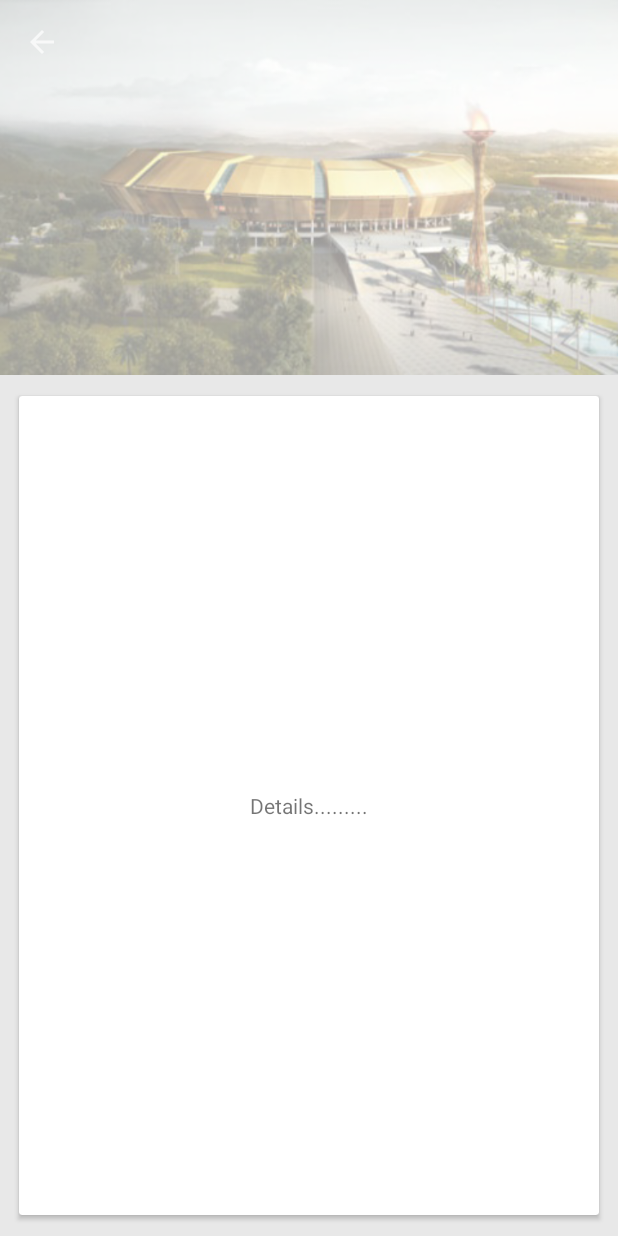
After one commit to GDGLome/Devfest2015, an Android app: the SpeakersDetailActivity screen opened directly, with no data from a screen before it, on a phone screen of 412 x 824 dp. The commit adds this screen. Run offline under Robolectric (Android 15) with nearby library versions, the phone set to English and light mode, and no system bars; 1 statement that could not run was skipped.

```diff
--- /dev/null
+++ b/app/src/main/java/org/gdg_lome/devfest2015/SpeakersDetailActivity.java
@@ -0,0 +1,45 @@
+package org.gdg_lome.devfest2015;
+
+import android.os.Bundle;
+import android.support.v7.app.AppCompatActivity;
+import android.support.v7.widget.Toolbar;
+import android.view.Menu;
+import android.view.MenuItem;
+
+
+public class SpeakersDetailActivity extends AppCompatActivity {
+    private Toolbar mToolbar;
+
+
+    @Override
+    protected void onCreate(Bundle savedInstanceState) {
+        super.onCreate(savedInstanceState);
+        setContentView(R.layout.activity_speaker_detail);
+        mToolbar = (Toolbar) findViewById(R.id.toolbar_actionbar);
+        setSupportActionBar(mToolbar);
+        getSupportActionBar().setDisplayHomeAsUpEnabled(true);
+
+    }
+
+    @Override
+    public boolean onCreateOptionsMenu(Menu menu) {
+        // Inflate the menu; this adds items to the action bar if it is present.
+        getMenuInflater().inflate(R.menu.menu_main, menu);
+        return true;
+    }
+
+    @Override
+    public boolean onOptionsItemSelected(MenuItem item) {
+        // Handle action bar item clicks here. The action bar will
+        // automatically handle clicks on the Home/Up button, so long
+        // as you specify a parent activity in AndroidManifest.xml.
+        int id = item.getItemId();
+
+        //noinspection SimplifiableIfStatement
+        if (id == R.id.action_settings) {
+            return true;
+        }
+
+        return super.onOptionsItemSelected(item);
+    }
+}
--- a/app/src/main/java/org/gdg_lome/devfest2015/model/Barcode.java
+++ b/app/src/main/java/org/gdg_lome/devfest2015/model/Barcode.java
@@ -15,7 +15,6 @@ public class Barcode {
 
     @JsonCreator
     public Barcode(){
-
     }
     @JsonCreator
     public Barcode(@JsonProperty("status") String status,@JsonProperty("barcode") String barcode,@JsonProperty("checkin_type") int checkin_type,@JsonProperty("created") String created,@JsonProperty("changed") String changed) {
--- a/app/src/main/java/org/gdg_lome/devfest2015/model/Track.java
+++ b/app/src/main/java/org/gdg_lome/devfest2015/model/Track.java
@@ -15,9 +15,11 @@ public class Track {
     @JsonProperty("end") private String end;
     @JsonProperty("speaker") private Speaker speaker;
 
+    @JsonCreator
+    public Track() {
+    }
 
     @JsonCreator
-
     public Track(@JsonProperty("title") String title,@JsonProperty("room") String room,@JsonProperty("description") String description,@JsonProperty("start") String start,@JsonProperty("end") String end,@JsonProperty("speaker") Speaker speaker) {
         this.title = title;
         this.room = room;
--- a/app/src/main/res/drawable/row_selector.xml
+++ b/app/src/main/res/drawable/row_selector.xml
@@ -2,4 +2,5 @@
 <selector xmlns:android="http://schemas.android.com/apk/res/android">
     <item android:state_selected="true" android:drawable="@drawable/selected_gray"/>
     <item android:state_pressed="true" android:drawable="@drawable/pressed_gray"/>
+    <item android:drawable="@android:color/white"/>
 </selector>
--- /dev/null
+++ b/app/src/main/res/layout/activity_speaker_detail.xml
@@ -0,0 +1,38 @@
+<RelativeLayout xmlns:android="http://schemas.android.com/apk/res/android"
+    xmlns:app="http://schemas.android.com/apk/res-auto"
+    android:layout_width="match_parent"
+    android:layout_height="match_parent"
+    android:background="@android:color/white">
+    <include android:id="@+id/toolbar_actionbar"
+        layout="@layout/toolbar_transparent"
+        android:layout_width="match_parent"
+        android:layout_height="wrap_content"/>
+
+    <LinearLayout
+        android:layout_width="match_parent"
+        android:layout_height="match_parent"
+        android:orientation="vertical"
+        android:background="#ffe8e8e8">
+        <LinearLayout
+            android:layout_width="match_parent"
+            android:layout_height="250dp"
+            android:background="@drawable/wallpaper" />
+
+        <android.support.v7.widget.CardView xmlns:android="http://schemas.android.com/apk/res/android"
+            xmlns:cardview="http://schemas.android.com/apk/res-auto"
+            android:layout_width="match_parent"
+            android:layout_height="match_parent"
+            cardview:cardElevation="2dp"
+            android:gravity="center_vertical"
+            android:layout_margin="10dp"
+            cardview:cardUseCompatPadding="true">
+            <TextView
+                android:layout_width="match_parent"
+                android:layout_height="match_parent"
+                android:gravity="center"
+                android:text="Details........."/>
+            </android.support.v7.widget.CardView>
+
+    </LinearLayout>
+
+</RelativeLayout>
--- a/app/src/main/res/layout/programme_fragment.xml
+++ b/app/src/main/res/layout/schedule_fragment.xml
@@ -10,7 +10,6 @@
         android:id="@+id/list"
         android:layout_width="match_parent"
         android:layout_height="match_parent"
-        style="@style/listStyle"
-        android:divider="@null"/>
+        style="@style/listStyle"/>
 
 </RelativeLayout>
```
Also changed, not shown: app/src/main/java/org/gdg_lome/devfest2015/ProgrammeFragment.java (deleted, +0 -55 lines), app/src/main/java/org/gdg_lome/devfest2015/ScheduleAdapter.java (renamed from app/src/main/java/org/gdg_lome/devfest2015/ProgrammeAdapter.java, +6 -7 lines), app/src/main/java/org/gdg_lome/devfest2015/ScheduleFragment.java (added, +95 -0 lines), app/src/main/java/org/gdg_lome/devfest2015/Utils.java (+7 -0 lines), app/src/main/java/org/gdg_lome/devfest2015/model/Schedule.java (added, +68 -0 lines), app/src/main/java/org/gdg_lome/devfest2015/navigation/NavigationDrawerFragment.java (+5 -6 lines), app/src/main/res/layout/programme_items.xml (deleted, +0 -63 lines), app/src/main/res/drawable-hdpi/ic_about.png (added), app/src/main/res/drawable-hdpi/ic_help.png (added), app/src/main/res/drawable-hdpi/ic_info.png (deleted), app/src/main/res/drawable-hdpi/ic_schedule.png (added), app/src/main/res/drawable-hdpi/ic_speaker.png (added), app/src/main/res/drawable-hdpi/ic_sponsors.png (added).
